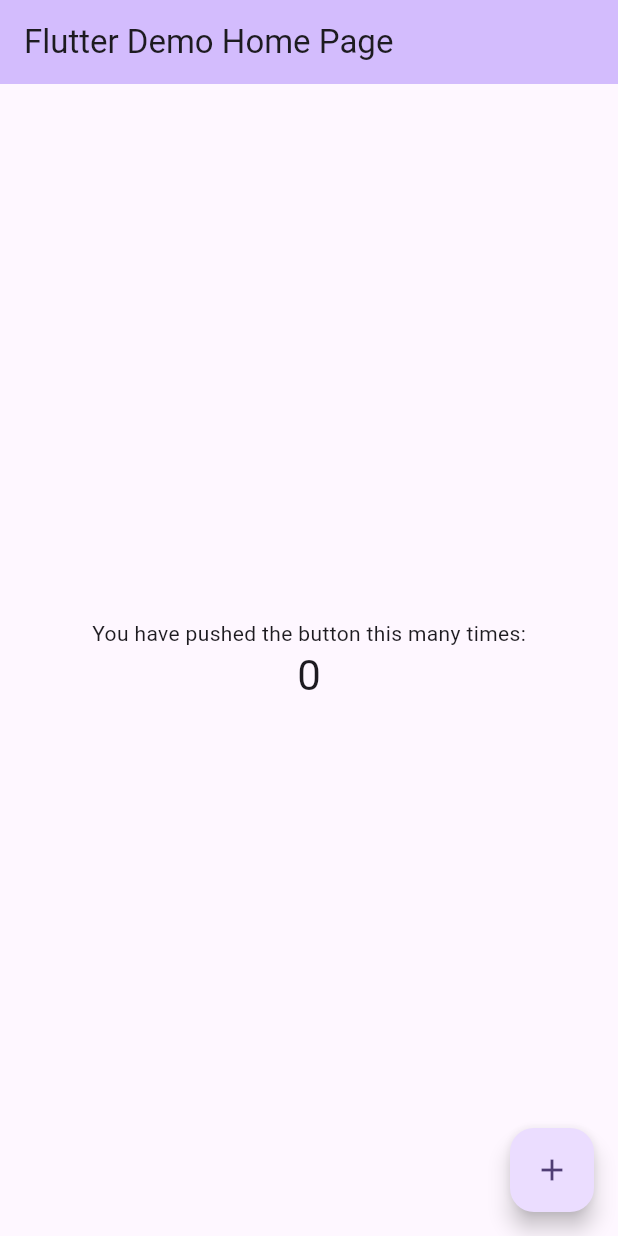
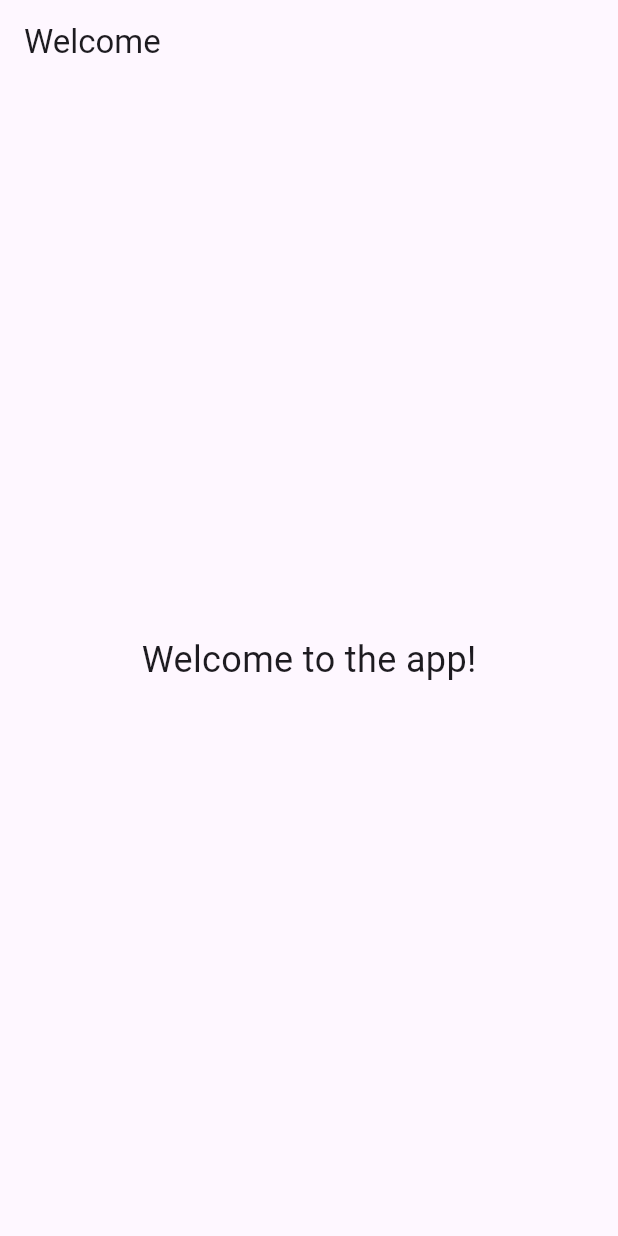
Before and after one commit to Mohamed-Abdel-Rahem/subpay, a Flutter app: the screen it shows after launch, on a phone screen of 412 x 824 dp. Run offline on Flutter 3.47's test engine with Material 3 defaults, Android fonts, the phone set to English and light mode, and no system bars.

Commit message:
handle main code

```diff
--- a/lib/main.dart
+++ b/lib/main.dart
@@ -1,4 +1,5 @@
 import 'package:flutter/material.dart';
+import 'package:subpay/screens/homePage.dart';
 
 void main() {
   runApp(const MyApp());
@@ -7,116 +8,14 @@ void main() {
 class MyApp extends StatelessWidget {
   const MyApp({super.key});
 
-  // This widget is the root of your application.
   @override
   Widget build(BuildContext context) {
     return MaterialApp(
       title: 'Flutter Demo',
       theme: ThemeData(
-        // This is the theme of your application.
-        //
-        // TRY THIS: Try running your application with "flutter run". You'll see
-        // the application has a purple toolbar. Then, without quitting the app,
-        // try changing the seedColor in the colorScheme below to Colors.green
-        // and then invoke "hot reload" (save your changes or press the "hot
-        // reload" button in a Flutter-supported IDE, or press "r" if you used
-        // the command line to start the app).
-        //
-        // Notice that the counter didn't reset back to zero; the application
-        // state is not lost during the reload. To reset the state, use hot
-        // restart instead.
-        //
-        // This works for code too, not just values: Most code changes can be
-        // tested with just a hot reload.
         colorScheme: ColorScheme.fromSeed(seedColor: Colors.deepPurple),
       ),
-      home: const MyHomePage(title: 'Flutter Demo Home Page'),
+      home: const HomePage(),
     );
   }
 }
-
-class MyHomePage extends StatefulWidget {
-  const MyHomePage({super.key, required this.title});
-
-  // This widget is the home page of your application. It is stateful, meaning
-  // that it has a State object (defined below) that contains fields that affect
-  // how it looks.
-
-  // This class is the configuration for the state. It holds the values (in this
-  // case the title) provided by the parent (in this case the App widget) and
-  // used by the build method of the State. Fields in a Widget subclass are
-  // always marked "final".
-
-  final String title;
-
-  @override
-  State<MyHomePage> createState() => _MyHomePageState();
-}
-
-class _MyHomePageState extends State<MyHomePage> {
-  int _counter = 0;
-
-  void _incrementCounter() {
-    setState(() {
-      // This call to setState tells the Flutter framework that something has
-      // changed in this State, which causes it to rerun the build method below
-      // so that the display can reflect the updated values. If we changed
-      // _counter without calling setState(), then the build method would not be
-      // called again, and so nothing would appear to happen.
-      _counter++;
-    });
-  }
-
-  @override
-  Widget build(BuildContext context) {
-    // This method is rerun every time setState is called, for instance as done
-    // by the _incrementCounter method above.
-    //
-    // The Flutter framework has been optimized to make rerunning build methods
-    // fast, so that you can just rebuild anything that needs updating rather
-    // than having to individually change instances of widgets.
-    return Scaffold(
-      appBar: AppBar(
-        // TRY THIS: Try changing the color here to a specific color (to
-        // Colors.amber, perhaps?) and trigger a hot reload to see the AppBar
-        // change color while the other colors stay the same.
-        backgroundColor: Theme.of(context).colorScheme.inversePrimary,
-        // Here we take the value from the MyHomePage object that was created by
-        // the App.build method, and use it to set our appbar title.
-        title: Text(widget.title),
-      ),
-      body: Center(
-        // Center is a layout widget. It takes a single child and positions it
-        // in the middle of the parent.
-        child: Column(
-          // Column is also a layout widget. It takes a list of children and
-          // arranges them vertically. By default, it sizes itself to fit its
-          // children horizontally, and tries to be as tall as its parent.
-          //
-          // Column has various properties to control how it sizes itself and
-          // how it positions its children. Here we use mainAxisAlignment to
-          // center the children vertically; the main axis here is the vertical
-          // axis because Columns are vertical (the cross axis would be
-          // horizontal).
-          //
-          // TRY THIS: Invoke "debug painting" (choose the "Toggle Debug Paint"
-          // action in the IDE, or press "p" in the console), to see the
-          // wireframe for each widget.
-          mainAxisAlignment: MainAxisAlignment.center,
-          children: <Widget>[
-            const Text('You have pushed the button this many times:'),
-            Text(
-              '$_counter',
-              style: Theme.of(context).textTheme.headlineMedium,
-            ),
-          ],
-        ),
-      ),
-      floatingActionButton: FloatingActionButton(
-        onPressed: _incrementCounter,
-        tooltip: 'Increment',
-        child: const Icon(Icons.add),
-      ), // This trailing comma makes auto-formatting nicer for build methods.
-    );
-  }
-}
--- /dev/null
+++ b/lib/screens/homePage.dart
@@ -0,0 +1,15 @@
+import 'package:flutter/material.dart';
+
+class HomePage extends StatelessWidget {
+  const HomePage({super.key});
+
+  @override
+  Widget build(BuildContext context) {
+    return Scaffold(
+      appBar: AppBar(title: const Text('Welcome')),
+      body: const Center(
+        child: Text('Welcome to the app!', style: TextStyle(fontSize: 24)),
+      ),
+    );
+  }
+}
```
